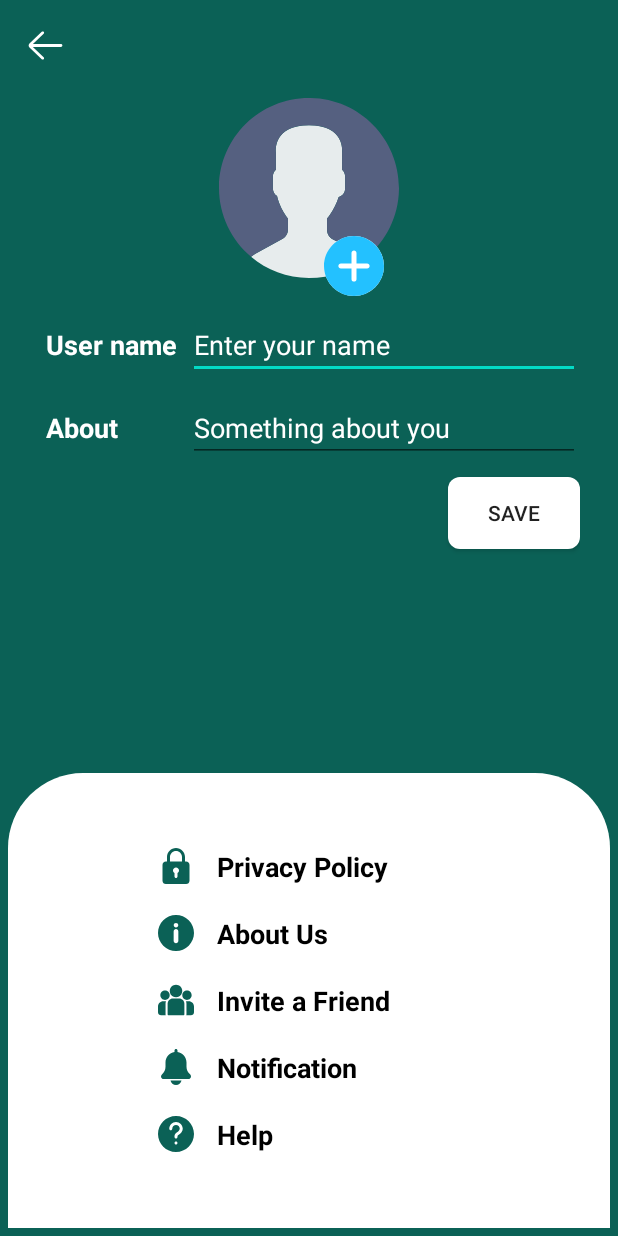
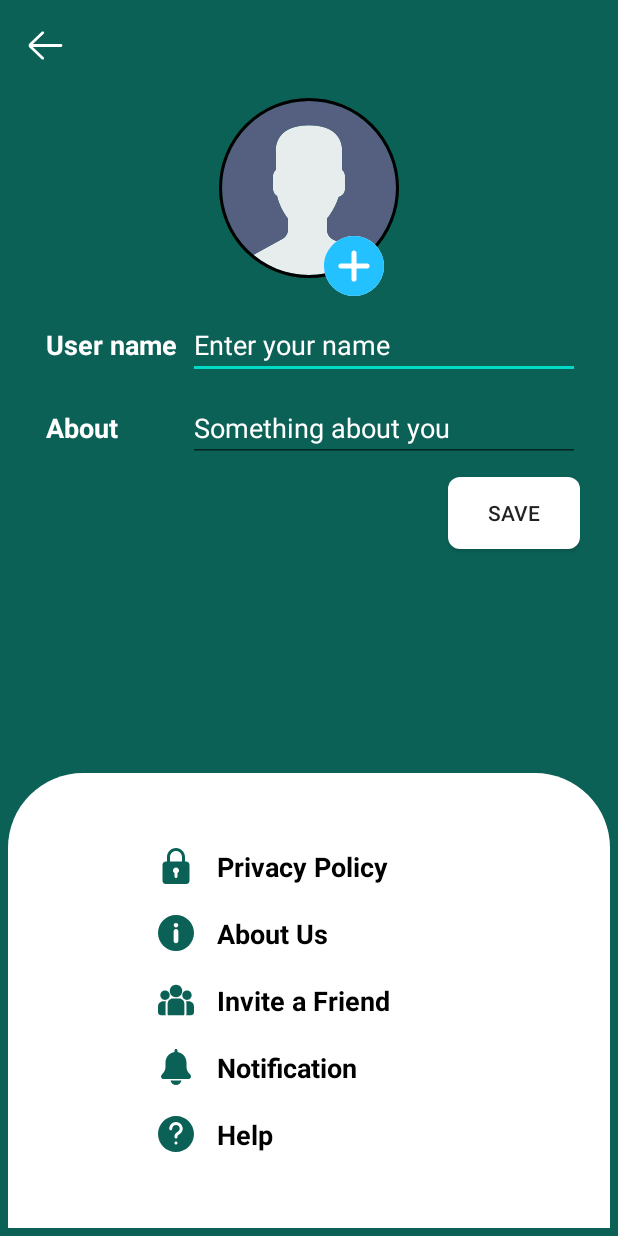
Before and after one commit to mtdagar/HeinJi, an Android app: the SettingsActivity screen opened directly, with no data from a screen before it, on a phone screen of 412 x 824 dp. Run offline under Robolectric (Android 15) with nearby library versions, the phone set to English and light mode, and no system bars; our stand-ins replace CircleImageView, Firebase (no records; nobody signed in at launch, a user with empty details on screens opened directly).

```diff
--- a/app/build.gradle
+++ b/app/build.gradle
@@ -46,6 +46,7 @@ dependencies {
 
     implementation 'com.google.android.gms:play-services-auth:19.0.0'
     implementation 'androidx.legacy:legacy-support-v4:1.0.0'
+    implementation 'com.google.firebase:firebase-storage:19.2.2'
 
     testImplementation 'junit:junit:4.+'
     androidTestImplementation 'androidx.test.ext:junit:1.1.2'
--- a/app/src/main/java/com/example/heinji/SettingsActivity.java
+++ b/app/src/main/java/com/example/heinji/SettingsActivity.java
@@ -1,16 +1,77 @@
 package com.example.heinji;
 
+import androidx.annotation.Nullable;
 import androidx.appcompat.app.AppCompatActivity;
 
+import android.content.Intent;
+import android.net.Uri;
 import android.os.Bundle;
+import android.view.View;
+import android.widget.Toast;
+
+import com.example.heinji.databinding.ActivitySettingsBinding;
+import com.google.android.gms.tasks.OnSuccessListener;
+import com.google.firebase.auth.FirebaseAuth;
+import com.google.firebase.database.FirebaseDatabase;
+import com.google.firebase.storage.FirebaseStorage;
+import com.google.firebase.storage.StorageReference;
+import com.google.firebase.storage.UploadTask;
 
 public class SettingsActivity extends AppCompatActivity {
+
+    ActivitySettingsBinding binding;
+    FirebaseAuth auth;
+    FirebaseDatabase database;
+    FirebaseStorage storage;
 
     @Override
     protected void onCreate(Bundle savedInstanceState) {
         super.onCreate(savedInstanceState);
-        setContentView(R.layout.activity_settings);
+        binding = ActivitySettingsBinding.inflate(getLayoutInflater());
+        setContentView(binding.getRoot());
 
         getSupportActionBar().hide();
+
+        storage = FirebaseStorage.getInstance();
+        auth = FirebaseAuth.getInstance();
+        database = FirebaseDatabase.getInstance();
+
+        binding.backArrow.setOnClickListener(new View.OnClickListener() {
+            @Override
+            public void onClick(View v) {
+                Intent intent = new Intent(SettingsActivity.this, MainActivity.class);
+                startActivity(intent);
+            }
+        });
+
+        binding.plus.setOnClickListener(new View.OnClickListener() {
+            @Override
+            public void onClick(View v) {
+                Intent intent = new Intent();
+                intent.setAction(Intent.ACTION_GET_CONTENT);
+                intent.setType("image/*");
+                startActivityForResult(intent , 33);
+            }
+        });
+    }
+
+    @Override
+    protected void onActivityResult(int requestCode, int resultCode, @Nullable Intent data) {
+        super.onActivityResult(requestCode, resultCode, data);
+
+        if (data.getData() != null){
+            Uri sFile = data.getData();
+            binding.profileImage.setImageURI(sFile);
+
+            final StorageReference reference = storage.getReference().child("profile_pictures")
+                    .child(FirebaseAuth.getInstance().getUid());
+
+            reference.putFile(sFile).addOnSuccessListener(new OnSuccessListener<UploadTask.TaskSnapshot>() {
+                @Override
+                public void onSuccess(UploadTask.TaskSnapshot taskSnapshot) {
+                    Toast.makeText(SettingsActivity.this , "profile picture uploaded!", Toast.LENGTH_SHORT).show();
+                }
+            });
+        }
     }
 }
--- a/app/src/main/res/layout/activity_settings.xml
+++ b/app/src/main/res/layout/activity_settings.xml
@@ -24,13 +24,15 @@
         android:layout_marginRight="20dp"
         android:orientation="vertical">
 
-        <ImageView
+        <de.hdodenhof.circleimageview.CircleImageView
             android:id="@+id/profile_image"
             android:layout_width="120dp"
             android:layout_height="120dp"
             android:layout_gravity="center_horizontal"
+            app:civ_border_color="#FF000000"
+            app:civ_border_width="2dp"
             android:layout_margin="10dp"
-            app:srcCompat="@drawable/avatar" />
+            android:src="@drawable/avatar" />
 
         <ImageView
             android:id="@+id/plus"
```
